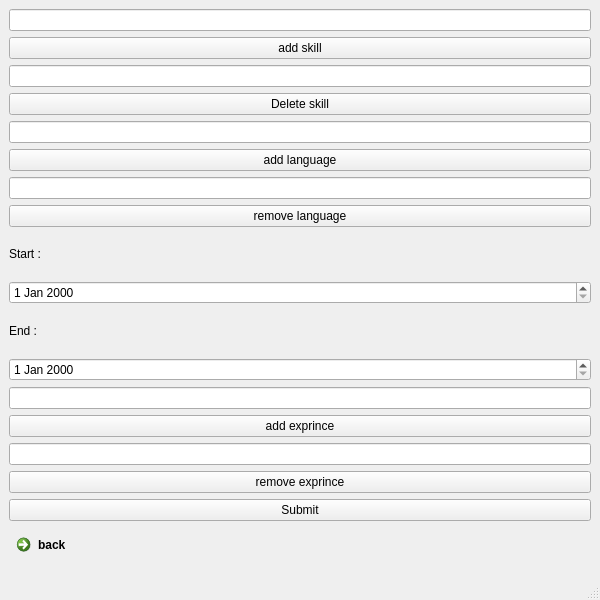
PooyaFekri/LinkedIn, file ui/next_page_of_edite_person.ui: the form before one commit.
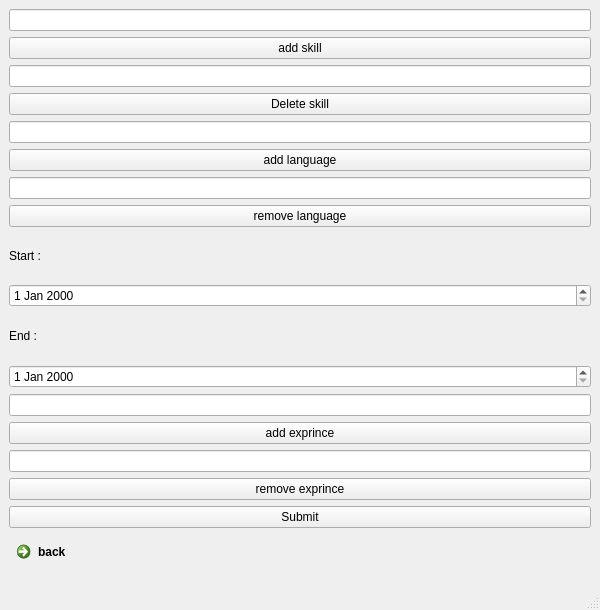
The form after the commit.

```diff
--- a/ui/next_page_of_edite_person.ui
+++ b/ui/next_page_of_edite_person.ui
@@ -7,7 +7,7 @@
     <x>0</x>
     <y>0</y>
     <width>600</width>
-    <height>600</height>
+    <height>610</height>
    </rect>
   </property>
   <property name="windowTitle">
```
